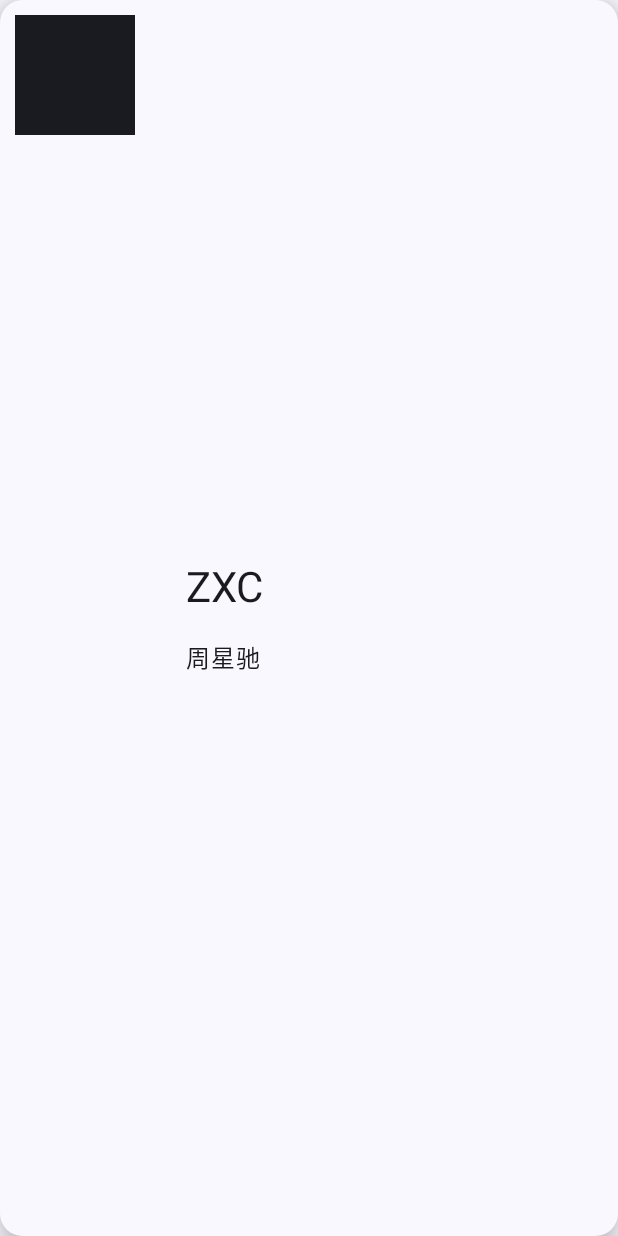
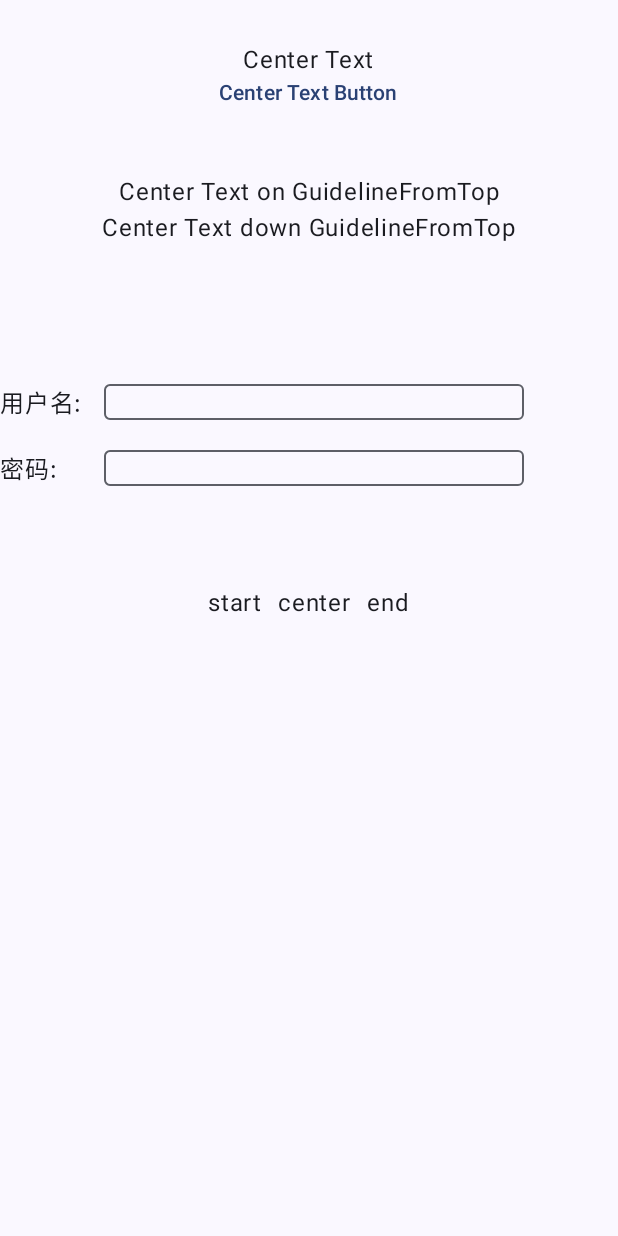
Before and after one commit to eGpx-jqx/AndroidDemoCompose, an Android app built with Jetpack Compose: the screen it shows after launch (MainActivity), on a phone screen of 412 x 824 dp. Run offline under Robolectric (Android 15) with nearby library versions, the phone set to English and light mode, and no system bars; our stand-ins replace constraintlayout-compose.

Commit message:
feat(master): ConstraintLayoutDemo

```diff
--- a/app/build.gradle.kts
+++ b/app/build.gradle.kts
@@ -57,6 +57,7 @@ dependencies {
     implementation(libs.ui.graphics)
     implementation(libs.ui.tooling.preview)
     implementation(libs.material3)
+    implementation(libs.constraintlayout)
     testImplementation(libs.junit)
     androidTestImplementation(libs.androidx.test.ext.junit)
     androidTestImplementation(libs.espresso.core)
--- a/app/src/main/java/com/example/androiddemo/MainActivity.kt
+++ b/app/src/main/java/com/example/androiddemo/MainActivity.kt
@@ -10,9 +10,7 @@ import androidx.compose.runtime.Composable
 import androidx.compose.ui.Modifier
 import androidx.compose.ui.tooling.preview.Preview
 import com.example.androiddemo.ui.theme.AndroidDemoTheme
-import com.example.androiddemo.widget.AlertDialogDemo
-import com.example.androiddemo.widget.AnimatedProgressDemo
-import com.example.androiddemo.widget.ArticleCardDemo
+import com.example.androiddemo.widget.*
 import com.example.androiddemo.widget.ArticleCardDemoPeople
 
 class MainActivity : ComponentActivity() {
@@ -32,7 +30,7 @@ class MainActivity : ComponentActivity() {
 @Composable
 fun Greeting(name: String, modifier: Modifier = Modifier) {
 
-    ArticleCardDemoPeople()
+    ConstraintLayoutDemo()
 }
 
 @Preview(showBackground = true)
--- a/app/src/main/java/com/example/androiddemo/widget/LayoutDemo.kt
+++ b/app/src/main/java/com/example/androiddemo/widget/LayoutDemo.kt
@@ -11,9 +11,11 @@ import androidx.compose.material3.*
 import androidx.compose.runtime.Composable
 import androidx.compose.ui.Modifier
 import androidx.compose.ui.draw.scale
-import androidx.compose.ui.layout.ContentScale
 import androidx.compose.ui.res.painterResource
 import androidx.compose.ui.unit.dp
+import androidx.constraintlayout.compose.ChainStyle
+import androidx.constraintlayout.compose.ConstraintLayout
+import androidx.constraintlayout.compose.Dimension
 import com.example.androiddemo.R
 
 
@@ -76,12 +78,16 @@ fun ArticleCardDemoPeople() {
         modifier = Modifier.height(100.dp).width(300.dp),
         shadowElevation = 12.dp
     ) {
-        Row (
-            Modifier.clickable {  }
+        Row(
+            Modifier.clickable { }
         ) {
-            Icon(painter = painterResource(R.drawable.sp),contentDescription = null, modifier = Modifier.size(100.dp).scale(0.8f))
+            Icon(
+                painter = painterResource(R.drawable.sp),
+                contentDescription = null,
+                modifier = Modifier.size(100.dp).scale(0.8f)
+            )
             Spacer(Modifier.padding(horizontal = 12.dp))
-            Column (
+            Column(
                 Modifier.fillMaxHeight(),
                 verticalArrangement = Arrangement.Center
             ) {
@@ -92,3 +98,140 @@ fun ArticleCardDemoPeople() {
         }
     }
 }
+
+/**
+ * ConstraintLayout 约束布局    有 Barrier（分割线，依赖于其他约束） GuidLine（引导线，独立） Chain（链约束）
+ * 非约束布局是不可以创建引用和关联引用
+ */
+@OptIn(ExperimentalMaterial3Api::class)
+@Composable
+fun ConstraintLayoutDemo() {
+
+    Column {
+        //normal
+        ConstraintLayout(
+            modifier = Modifier.fillMaxWidth().height(80.dp)
+        ) {
+            //创建引用（引用只能在ConstraintLayoutScope中才能创建）   createRefs 创建最多16个引用， createRef 创建单个引用
+            val (text, btn) = createRefs()
+
+            Text(
+                text = "Center Text",
+                modifier = Modifier.constrainAs(text) { //将引用和Text此组件联系起来， 下面设置其约束关联 上下左右都和父布局关联最终居中显示
+                    start.linkTo(parent.start)
+                    end.linkTo(parent.end)
+                    top.linkTo(parent.top)
+                    bottom.linkTo(parent.bottom)
+                }
+            )
+            TextButton(
+                onClick = {},
+                modifier = Modifier.padding(vertical = 10.dp).constrainAs(btn) {
+                    start.linkTo(text.start)
+                    end.linkTo(text.end)
+                    top.linkTo(text.top)
+                }
+            ) {
+                Text(text = "Center Text Button")
+            }
+        }
+
+        Spacer(Modifier.height(10.dp)) //留白
+
+
+        //====================================================
+        //GuideLine
+        ConstraintLayout(modifier = Modifier.fillMaxWidth().height(100.dp)) {
+
+            //创建中间的一个引导线（无实体，只是辅助用）
+            val guidelineFromTop = createGuidelineFromTop(0.5f)
+            val (text, text1) = createRefs()
+            Text(
+                text = "Center Text on GuidelineFromTop",
+                modifier = Modifier.constrainAs(text) { //将引用和Text此组件联系起来， 下面设置其约束关联 在引导线之上
+                    start.linkTo(parent.start)
+                    end.linkTo(parent.end)
+                    bottom.linkTo(guidelineFromTop)
+                }
+            )
+            Text(
+                text = "Center Text down GuidelineFromTop",
+                modifier = Modifier.constrainAs(text1) { //将引用和Text此组件联系起来， 下面设置其约束关联 在引导线之下
+                    start.linkTo(parent.start)
+                    end.linkTo(parent.end)
+                    top.linkTo(guidelineFromTop)
+                }
+            )
+        }
+
+        Spacer(Modifier.height(10.dp)) //留白
+
+
+        //====================================================
+        //Barrier屏障线  如 两行 用户名，密码   为了后面对齐， 可设置竖向分割线对其最长的字段
+        ConstraintLayout(modifier = Modifier.fillMaxWidth().height(180.dp)) {
+            val (userNameRef, passwdRef, userNameInRef, passwdInRef) = createRefs()
+            //创建一个分割线， 以较长字段对齐
+            var verticalBarrier = createEndBarrier(userNameRef, passwdRef)
+            val centerGuidLine = createGuidelineFromTop(0.5f)
+            Text(
+                text = "用户名: ",
+                modifier = Modifier.constrainAs(userNameRef) {
+                    start.linkTo(parent.start)
+                    bottom.linkTo(centerGuidLine,10.dp)
+                }
+            )
+            Text(
+                text = "密码: ",
+                modifier = Modifier.constrainAs(passwdRef) {
+                    start.linkTo(parent.start)
+                    top.linkTo(centerGuidLine,10.dp)
+                }
+            )
+            OutlinedTextField(
+                value = "  ",
+                onValueChange = {},
+                modifier = Modifier.constrainAs(userNameInRef) {
+                    start.linkTo(verticalBarrier, 10.dp)
+                    top.linkTo(userNameRef.top)
+                    bottom.linkTo(centerGuidLine,10.dp) //放在引导线下上面，10dp
+                    height = Dimension.fillToConstraints
+                }
+            )
+            OutlinedTextField(
+                value = "  ",
+                onValueChange = {},
+                modifier = Modifier.constrainAs(passwdInRef) {
+                    start.linkTo(verticalBarrier, 10.dp)
+                    top.linkTo(centerGuidLine,10.dp) //放在引导线下面，10dp
+                    bottom.linkTo(passwdRef.bottom)
+                    height = Dimension.fillToConstraints
+                }
+            )
+
+        }
+
+        Spacer(Modifier.height(10.dp)) //留白
+
+
+        //====================================================
+        //chain链
+        ConstraintLayout(
+            modifier = Modifier.fillMaxWidth().height(150.dp)
+        ) {
+            val (start,center,end) = createRefs()
+            //设置水平Chain
+            createHorizontalChain(start,center,end, chainStyle = ChainStyle.Packed)
+            Text(text = "start", modifier = Modifier.padding(horizontal = 5.dp).constrainAs(start){
+                top.linkTo(parent.top)
+            })
+            Text(text = "center", modifier = Modifier.padding(horizontal = 5.dp).constrainAs(center){
+                top.linkTo(parent.top)
+            })
+            Text(text = "end", modifier = Modifier.padding(horizontal = 5.dp).constrainAs(end){
+                top.linkTo(parent.top)
+            })
+        }
+    }
+
+}
--- a/gradle/libs.versions.toml
+++ b/gradle/libs.versions.toml
@@ -8,6 +8,7 @@ espresso-core = "3.5.1"
 lifecycle-runtime-ktx = "2.6.1"
 activity-compose = "1.7.0"
 compose-bom = "2023.03.00"
+constraintlayout-version = "1.1.0-alpha11"
 
 [libraries]
 core-ktx = { group = "androidx.core", name = "core-ktx", version.ref = "core-ktx" }
@@ -24,6 +25,7 @@ ui-tooling-preview = { group = "androidx.compose.ui", name = "ui-tooling-preview
 ui-test-manifest = { group = "androidx.compose.ui", name = "ui-test-manifest" }
 ui-test-junit4 = { group = "androidx.compose.ui", name = "ui-test-junit4" }
 material3 = { group = "androidx.compose.material3", name = "material3" }
+constraintlayout = { group = "androidx.constraintlayout", name = "constraintlayout-compose" , version.ref = "constraintlayout-version" }
 
 [plugins]
 com-android-application = { id = "com.android.application", version.ref = "agp" }
```
